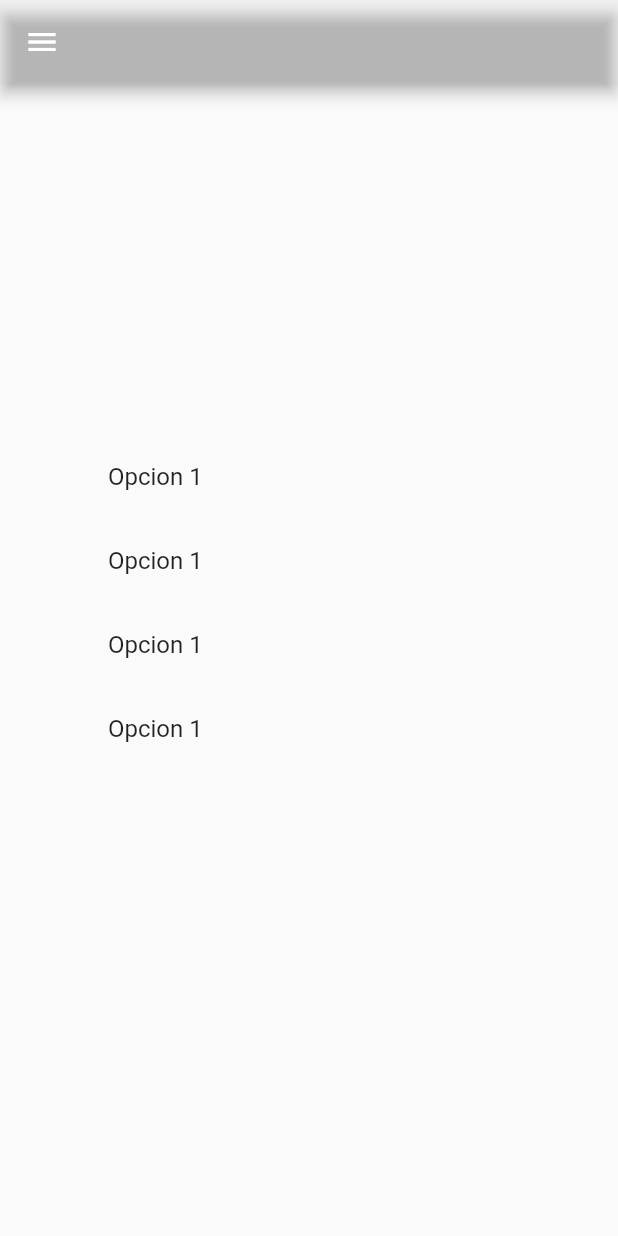
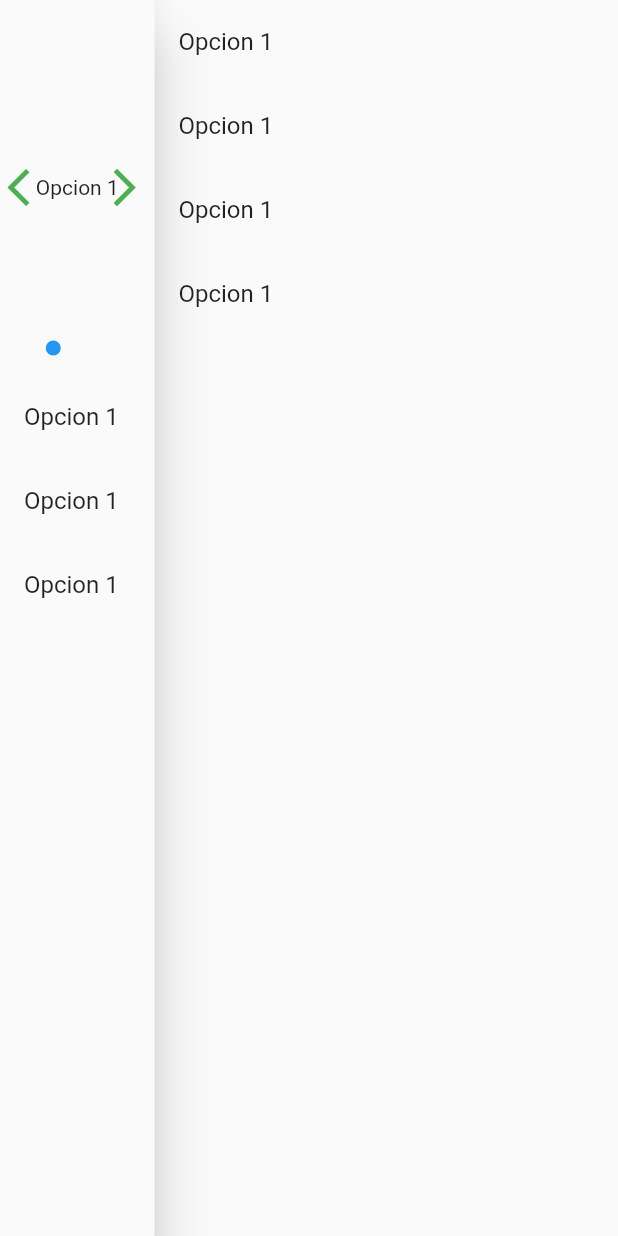
Before and after one commit to oscarjtd/sigma, a Flutter app: the screen it shows after launch, on a phone screen of 412 x 824 dp. Run offline on Flutter 3.47's test engine with Material 2 defaults, Android fonts, the phone set to English and light mode, and no system bars; our stand-ins replace flutter_swiper_view.

Commit message:
cambios barra lateral

```diff
--- a/lib/Screens/Home.dart
+++ b/lib/Screens/Home.dart
@@ -12,17 +12,16 @@ class MainPage extends StatefulWidget {
 class _MainPageState extends State<MainPage> {
   @override
   Widget build(BuildContext context) {
+    Size size = MediaQuery.of(context).size;
     return Scaffold(
-      body: SizedBox(
-        width: double.infinity,
-        height: double.infinity,
-        child: Column(
-          mainAxisAlignment: MainAxisAlignment.center,
-          crossAxisAlignment: CrossAxisAlignment.center,
+      body: Row(
         children: [
-            SizedBox(
-              height: 300,
-              width: 300,
+           Expanded(
+            flex: size.width > 1340 ? 1 : 2,
+            child: const NavBar(),
+          ),
+          Expanded(
+            flex: size.width > 1340 ? 4 : 6,
             child: ListView.builder(
               itemCount: MainPage.items.length,
               itemBuilder: (context, index) {
@@ -35,11 +34,6 @@ class _MainPageState extends State<MainPage> {
           ),
         ],
       ),
-      ),
-      drawer: NavBar(),
-      appBar: AppBar(
-        backgroundColor: Colors.transparent,
-      ),
     );
   }
 }
```
Lines whose indentation alone changed are shown as unchanged.
